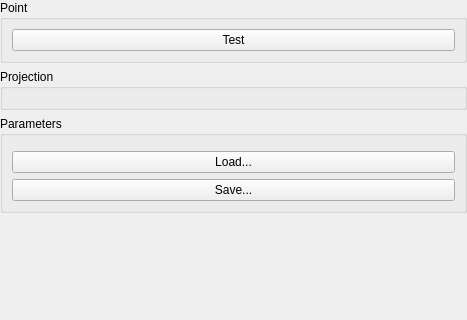
Old version of the form AcfSln/Include/iqtipr/CLineProjectionSupplierGuiComp.ui in the repository ImagingTools/AcfPublic; both pictures show x 0 to 467 and y 0 to 320 of the 467 by 505 pixel window.
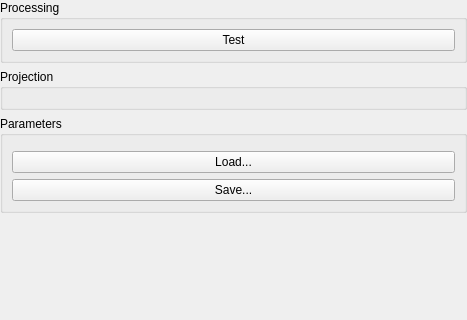
New version of the form.

Diff of the .ui file:
```diff
--- a/AcfSln/Include/iqtipr/CLineProjectionSupplierGuiComp.ui
+++ b/AcfSln/Include/iqtipr/CLineProjectionSupplierGuiComp.ui
@@ -26,7 +26,7 @@
       </sizepolicy>
      </property>
      <property name="title">
-      <string>Point</string>
+      <string>Processing</string>
      </property>
      <layout class="QVBoxLayout">
       <item>
```
